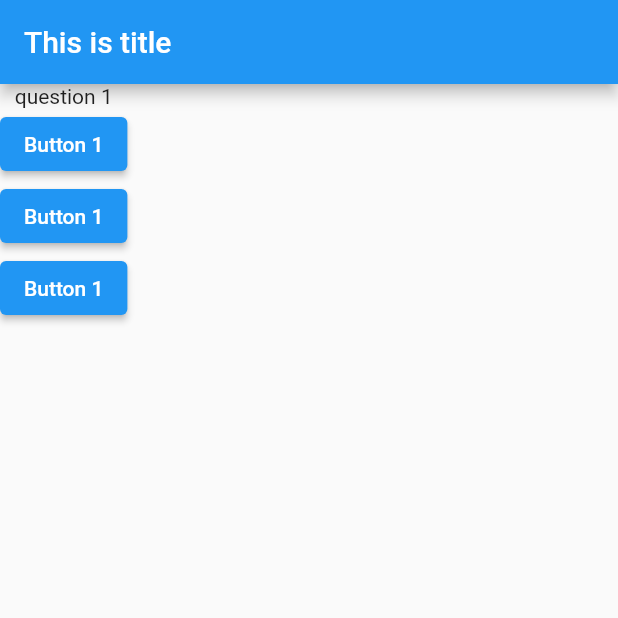
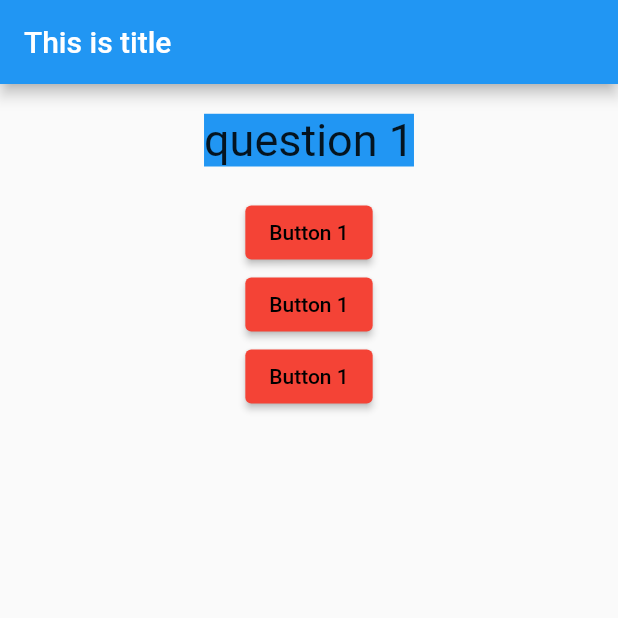
Before and after one commit to EkjyotSandhu12/Flutter-Basics-with-Comments, a Flutter app: the screen it shows after launch, on a phone screen of 412 x 824 dp, the top half of it. Run offline on Flutter 3.47's test engine with Material 2 defaults, Android fonts, the phone set to English and light mode, and no system bars.

```diff
--- /dev/null
+++ b/lib/answerButton.dart
@@ -0,0 +1,29 @@
+import 'package:flutter/material.dart';
+
+class ButtonManager extends StatelessWidget {
+  final VoidCallback callbackfunction;
+
+  //we use void call back when the function has no argument otherwise we use Function in the type
+
+  ButtonManager(this.callbackfunction);
+
+  @override
+  Widget build(BuildContext context) {
+    return Container(
+      child: ElevatedButton(
+        style: ButtonStyle(
+            foregroundColor: MaterialStateProperty.all(Colors.black),
+            backgroundColor: MaterialStateProperty.all(Colors.red)),
+        child: Text("Button 1"),
+        onPressed:
+            callbackfunction, // this a pointer to the function in main.dart file
+      ),
+    );
+  }
+}
+
+/*ElevatedButton(
+              child: Text("Button 1"),
+              onPressed: buttonPressed, // we use  pointer 'buttonPressed' instead of buttonPressed()
+              // because because if we use buttonPressed(), funcat compile timetion gets executed
+            ),*/
--- a/lib/main.dart
+++ b/lib/main.dart
@@ -1,4 +1,7 @@
 import 'package:flutter/material.dart';
+
+import './answerButton.dart';
+import './question.dart'; // use './' to search in the same folder as this file
 
 void main() {
   //runs automatically when the app launches
@@ -19,31 +22,28 @@ var: can't change TYPE of the variable, but can change the VALUE of the variable
 /*Type inference is the automatic deduction of the data types of specific expressions in a programming language,
 usually done at compile time.*/
 
-class myClass extends StatefulWidget {
-  @override
-  State<StatefulWidget> createState() { // understand generic types
+class myClass extends StatefulWidget { // Stateful Widget is rebuilt when the widget’s configuration changes but State class persist.
+  @override                            // rebuilt means new object is created in widget tree
+  State<StatefulWidget> createState() {
 
-
- /*Stateful Widgets are dynamic widgets. They can be updated during runtime based on user action or data change.
+    //type parameters provide a way for you to re-use the class with different type inputs.
+    /*Stateful Widgets are dynamic widgets. They can be updated during runtime based on user action or data change.
    Stateful Widgets have an internal state and can re-render if the input data changes or
    if Widget's state changes. For Example: Checkbox, Radio Button, Slider are Stateful Widgets*/
 
-
-    return myClassState();
+    return _myClassState(); // adding '_' before class name will make it private
   }
-
-
 }
 
-class myClassState extends State<myClass>{
+class _myClassState extends State<myClass> {
+  var questionNo = 0;
+  var questionsList = ["question 1", "question 2"];
 
-  var questionNo = 0;
-  var questionsList = ["question 1","question 2"];
-
-  void buttonPressed(){
+  void buttonPressed() {
     //setState takes an anonymous function which has potential to change the internal state of the program
-    setState(() { //Calling setState notifies the framework that the internal state of this object has changed in a way that might impact the user interface in this subtree,
-                  // which causes the framework to schedule a build for this State object.
+    setState(() {
+      //Calling setState notifies the framework that the internal state of this object has changed in a way that might impact the user interface in this subtree,
+      // which causes the framework to schedule a build for this State object.
       questionNo++;
     });
   }
@@ -53,11 +53,11 @@ class myClassState extends State<myClass>{
   // every widget in Flutter needs to extend stateless widget or stateful widget
   Widget build(BuildContext context) {
     //context is a BuildContext instance which gets passed to the builder of
-    // a widget in order to let it know where it is
+    // location of the widget in the widget tree using context
     // inside the Widget Tree of your app.
 
     // build() returns a so-called "widget tree" which tells Flutter what to draw onto the screen.
-   // Flutter executes build() a couple of times, it always executes build when it needs to rebuild the interface on the screen
+    // Flutter executes build() a couple of times, it always executes build when it needs to rebuild the interface on the screen
 
     /* MaterialApp widget IS A BASE WIDGET, also provided by material.dart,
     that's a widget provided by the Flutter team which does some base setup to turn your combination of
@@ -70,21 +70,15 @@ class myClassState extends State<myClass>{
         ),
         body: Column(
           children: /*dont have to type cast cz of type inference*/
-               [
-            Text(questionsList[questionNo]),
-            ElevatedButton(
-              child: Text("Button 1"),
-              onPressed: buttonPressed, // we use  pointer 'buttonPressed' instaed of buttonPressed()
-              // because because if we use buttonPressed(), function gets executed at compile time
-            ),
-            ElevatedButton(
-              child: Text("Button 1"),
-              onPressed: () => print("buttonpressed"),
-            ),
-            ElevatedButton(
-              child: Text("Button 1"),
-              onPressed: (){ print("button pressed"); } //()s
-            ),
+              [
+            Question(questionsList[questionNo]),
+            // constructor of Question.dart file that has build() method which return the text
+            // it is a state less widget, whole widget is rebuild when we run the constructor
+
+
+            ButtonManager(buttonPressed), //passing a function to a separate class widget
+            ButtonManager(buttonPressed),
+            ButtonManager(buttonPressed),
           ],
         ),
       ),
--- /dev/null
+++ b/lib/question.dart
@@ -0,0 +1,37 @@
+import 'package:flutter/material.dart';
+
+class Question extends StatelessWidget {
+  /*This class is marked as immutable,
+that happens inside of the stateless widget
+we have an instance field which in the end is just a property which is not final, which means it
+could be changed,
+you could change that string from inside that class and therefore, it's a good convention and recommended
+that you add final in front of this property definition here.
+This tells Dart that this value will never change after its initialization here in the constructor.*/
+
+  final String question;
+
+  Question(this.question);
+
+  @override
+  Widget build(BuildContext context) {
+    return Container(
+      width: double.infinity, // double.infinity, .infinity gives you basically a width that ensures that the container takes as
+                              //much size, as much width as it can get,
+
+      margin: EdgeInsets.all(20), //all margine to all direction //.only(left: 20), only in one direction
+    /* A class can have more than one default constructor and you can call them as methods on the object.
+     these basically allow us to create different variants of one and the same object */
+
+      child: Text( // child: is the content of the container
+        question,
+        style: TextStyle(
+          // Style names arguemnts takes and TextStyle() widget
+          backgroundColor: Colors.blue,
+          fontSize: 30,
+        ),
+        textAlign: TextAlign.center, // it is an enumerator
+      ),
+    );
+  }
+}
```
